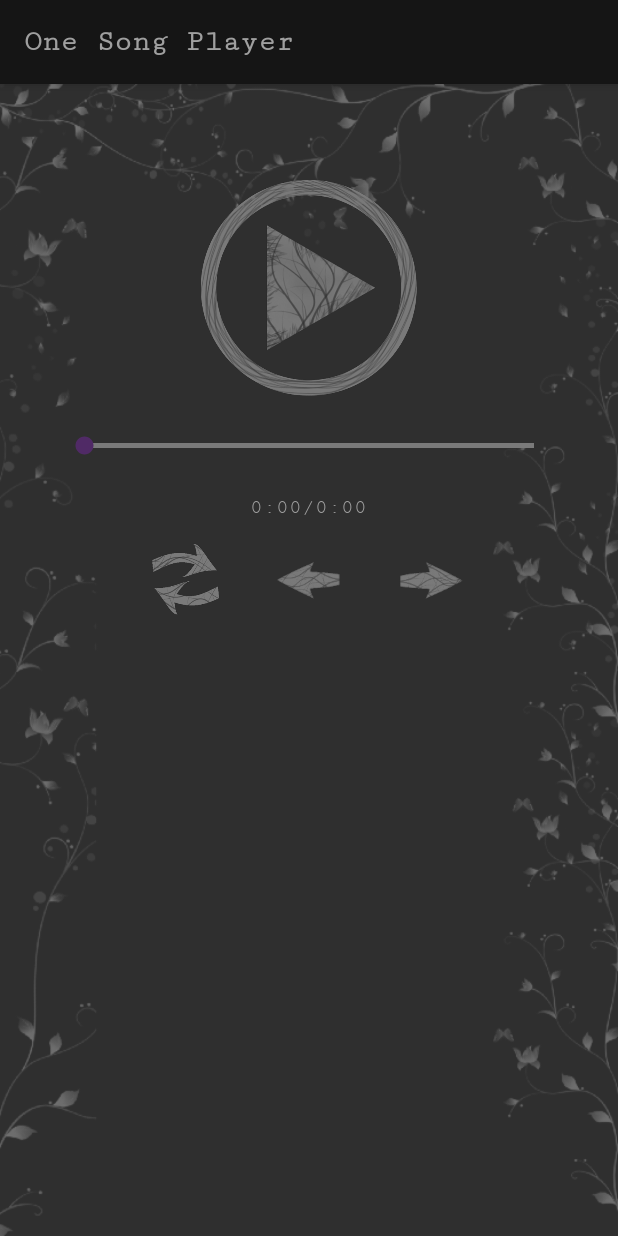
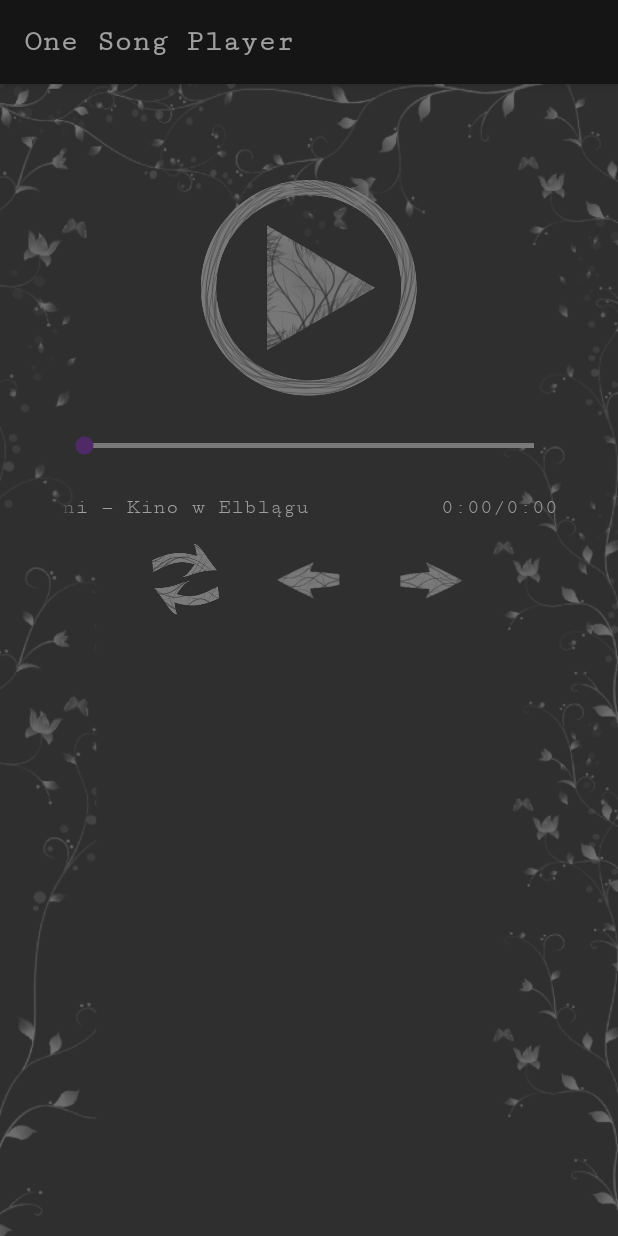
Before and after one commit to eovka/OneSongPlayer, an Android app: the screen it shows after launch (MainActivity), on a phone screen of 412 x 824 dp. Run offline under Robolectric (Android 15) with nearby library versions, the phone set to English and light mode, and no system bars.

Commit message:
Added scrolling textView with song info

```diff
--- a/app/src/main/java/pl/pisze_czytam/mediaplayertest/MainActivity.java
+++ b/app/src/main/java/pl/pisze_czytam/mediaplayertest/MainActivity.java
@@ -5,6 +5,7 @@ import android.media.MediaPlayer;
 import android.os.Handler;
 import android.support.v7.app.AppCompatActivity;
 import android.os.Bundle;
+import android.text.TextUtils;
 import android.view.View;
 import android.widget.ImageView;
 import android.widget.SeekBar;
@@ -15,6 +16,7 @@ import java.util.concurrent.TimeUnit;
 public class MainActivity extends AppCompatActivity implements View.OnClickListener {
     MediaPlayer song;
     SeekBar seekBar;
+    TextView songInfo;
     TextView actualTimeView;
     TextView songTimeView;
     ImageView play;
@@ -39,6 +41,7 @@ public class MainActivity extends AppCompatActivity implements View.OnClickListe
         rewindTime = 15000;
 
         seekBar = findViewById(R.id.seek_bar);
+        songInfo = findViewById(R.id.song_info);
         actualTimeView = findViewById(R.id.actual_time);
         songTimeView = findViewById(R.id.song_time);
         play = findViewById(R.id.play_button);
@@ -53,6 +56,8 @@ public class MainActivity extends AppCompatActivity implements View.OnClickListe
         back.setOnClickListener(this);
         forward.setOnClickListener(this);
         restart.setOnClickListener(this);
+
+        songInfo.setSelected(true);
     }
 
     @SuppressLint("DefaultLocale")
--- a/app/src/main/res/layout/activity_main.xml
+++ b/app/src/main/res/layout/activity_main.xml
@@ -34,7 +34,23 @@
         android:layout_width="match_parent"
         android:layout_height="wrap_content"
         android:gravity="center_horizontal"
+        android:layout_marginStart="@dimen/bigger_padding"
+        android:layout_marginEnd="@dimen/bigger_padding"
         android:orientation="horizontal">
+
+        <TextView
+            android:id="@+id/song_info"
+            android:layout_width="0dp"
+            android:layout_weight="1"
+            android:layout_height="wrap_content"
+            android:ellipsize="marquee"
+            android:marqueeRepeatLimit="marquee_forever"
+            android:layout_marginEnd="@dimen/standard_padding"
+            android:scrollHorizontally="true"
+            android:singleLine="true"
+            android:text="@string/kino_w_elblagu_song"
+            android:focusable="true"
+            android:focusableInTouchMode="true" />
 
         <TextView
             android:id="@+id/actual_time"
--- a/app/src/main/res/values/strings.xml
+++ b/app/src/main/res/values/strings.xml
@@ -6,4 +6,5 @@
     <string name="restart_button">restart button</string>
     <string name="back_button">back 15 seconds button</string>
     <string name="for_button">forward 15 seconds button</string>
+    <string name="kino_w_elblagu_song">Kochankowie gwiezdnych przestrzeni &#8212; Kino w Elblągu</string>
 </resources>
--- a/app/src/main/res/values/styles.xml
+++ b/app/src/main/res/values/styles.xml
@@ -3,6 +3,7 @@
         <item name="colorPrimary">@color/colorPrimary</item>
         <item name="colorPrimaryDark">@color/colorPrimaryDark</item>
         <item name="android:fontFamily">serif-monospace</item>
+        <item name="android:textColor">@color/textColor</item>
         <!-- Customization of the action bar -->
         <item name="actionBarStyle">@style/MyActionBar</item>
     </style>
```
